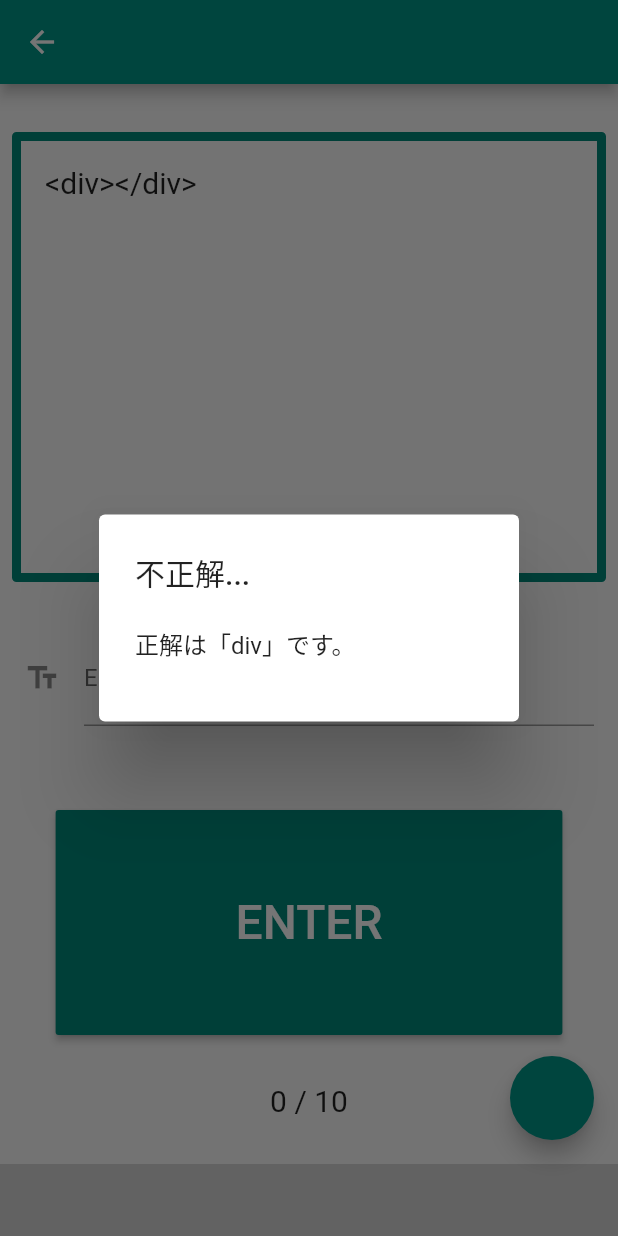
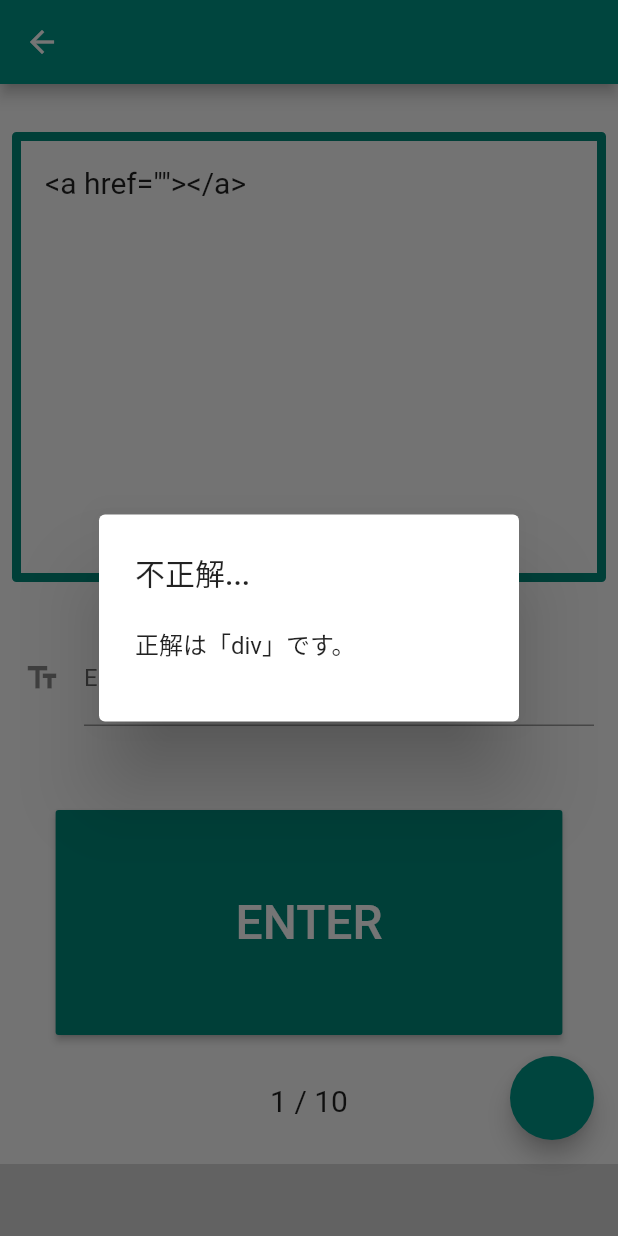
Before and after one commit to yuma11/emmet_dojo, a Flutter app: the PlayPage screen opened directly with empty values, after a tap on "ENTER", on a phone screen of 412 x 824 dp. Run offline on Flutter 3.47's test engine with Material 2 defaults, Android fonts, the phone set to English and light mode, and no system bars; our stand-ins replace shared_preferences; missing offline and left inert: admob_flutter; accounts and stored records are empty.

Commit message:
feat: 問いの作成

```diff
--- a/lib/play_page.dart
+++ b/lib/play_page.dart
@@ -14,6 +14,7 @@ class PlayPage extends StatefulWidget {
 class _PlayPageState extends State<PlayPage> {
   String mode;
   int index = 0;
+  int correctAnswer = 0;
   var _textController = TextEditingController();
 
   @override
@@ -28,11 +29,13 @@ class _PlayPageState extends State<PlayPage> {
     void _submission(int index) {
       bool isCorrect = question.checkTheAnswer(index, _textController.text);
       _showDialog(isCorrect, question.printAnswer(this.index));
-      if (isCorrect) {
-        setState(() {
-          this.index++;
-        });
-      }
+      // if (isCorrect) {
+      //   setState(() {
+      //     this.index++;
+      //   });
+      // }
+      this.index++;
+      this.correctAnswer++;
       _textController.clear();
     }
 
@@ -131,7 +134,7 @@ class _PlayPageState extends State<PlayPage> {
                       Padding(
                           padding: EdgeInsets.only(top: 32),
                           child: Text(
-                            '0 / 10',
+                            '${this.correctAnswer} / 10',
                             style: TextStyle(fontSize: 20),
                           ))
                     ])
--- a/lib/question.dart
+++ b/lib/question.dart
@@ -1,31 +1,6 @@
 class Question {
   final String mode;
-
   Question(this.mode);
-
-  List questions = [
-    ['<div></div>', 'div'],
-    ['<a href=""></a>', 'a'],
-    ['<p><a href=""></a></p>', 'p>a'],
-    [
-      '''
-<ul>
-  <li></li>
-</ul>
-    ''',
-      'ul>li'
-    ],
-    [
-      '''
-<ul>
-  <li></li>
-  <li></li>
-  <li></li>
-</ul>
-    ''',
-      'ul>li*3'
-    ],
-  ];
 
   // Todo
   String printQuestion(int i) {
@@ -44,4 +19,33 @@ class Question {
       return false;
     }
   }
+
+  List questions = [
+    ['<div></div>', 'div'],
+    ['<a href=""></a>', 'a'],
+    ['<p><a href=""></a></p>', 'p>a'],
+    ['<ul>\n  <li></li>\n</ul>', 'ul>li'],
+    ['<h1 class="title"></h1>', 'h1.title'],
+    ['<h1 id="title"></h1>', 'h1#title'],
+    ['<img src="" alt="">', 'img'],
+    ['<p>hello</p>', 'p{hello}'],
+    ['<ul>\n  <li></li>\n  <li></li>\n  <li></li>\n</ul>', 'ul>li*3'],
+    [
+      '''
+<!DOCTYPE html>
+<html lang="en">
+<head>
+  <meta charset="UTF-8">
+  <meta http-equiv="X-UA-Compatible" content="IE=edge">
+  <meta name="viewport" content="width=device-width, initial-scale=1.0">
+  <title>Document</title>
+</head>
+<body>
+
+</body>
+</html>
+    ''',
+      '!'
+    ],
+  ];
 }
```
